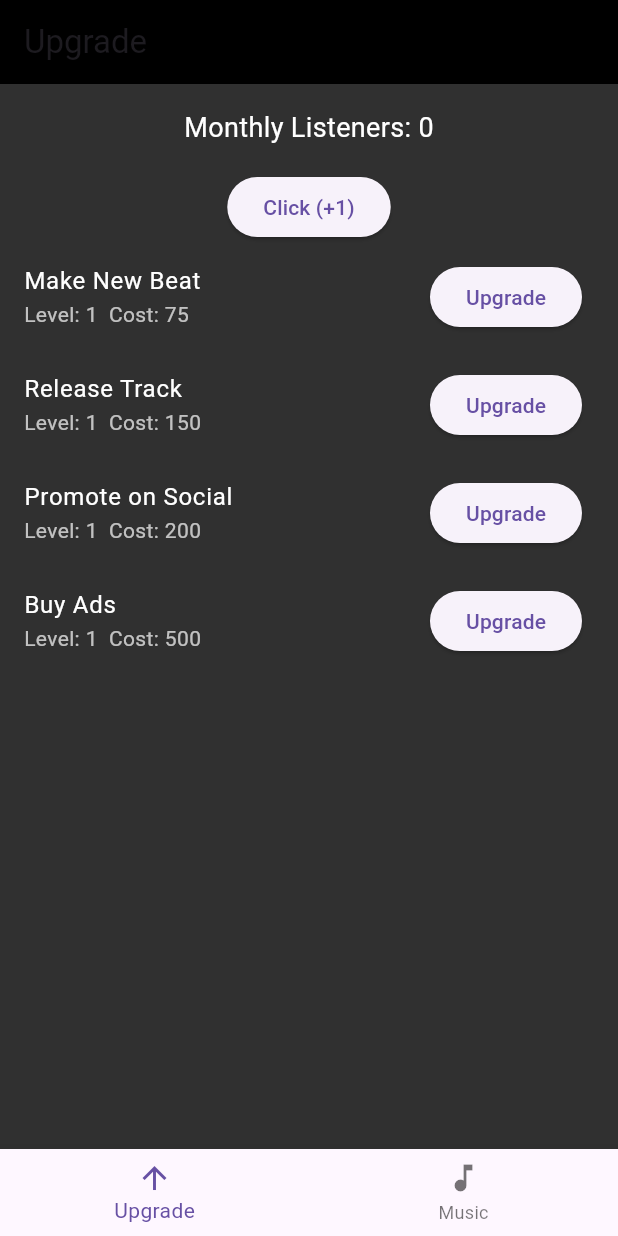
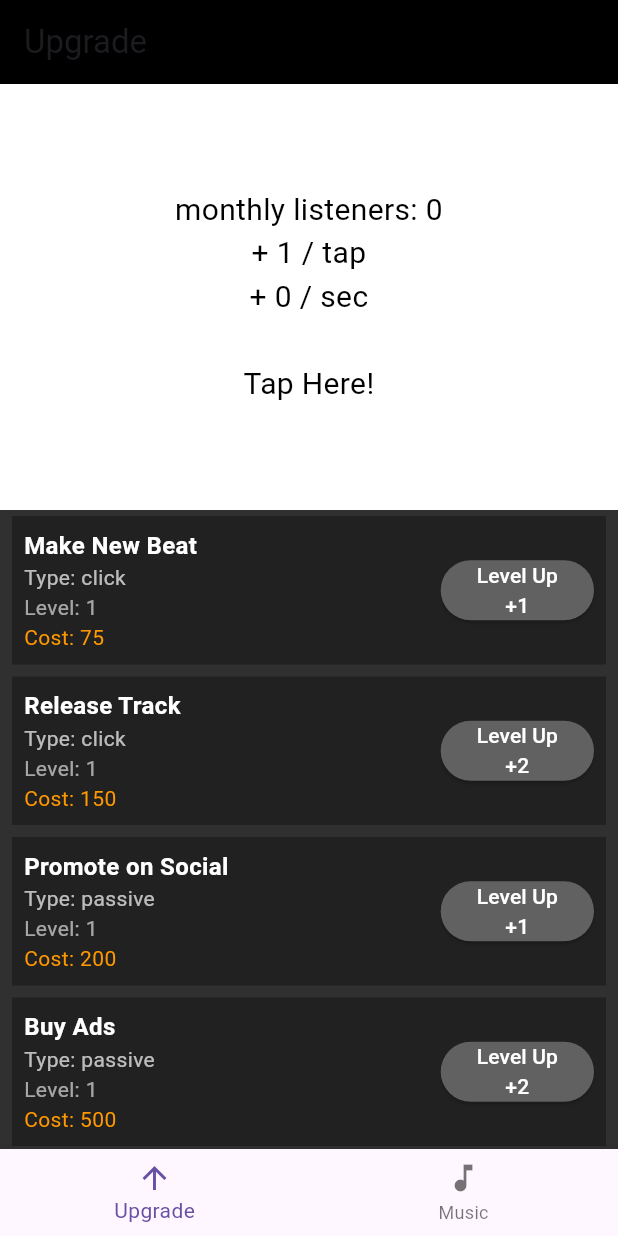
Before and after one commit to zfix1338/Underground-Rap-Clicker, a Flutter app: the screen it shows after launch, on a phone screen of 412 x 824 dp. Run offline on Flutter 3.47's test engine with Material 3 defaults, Android fonts, the phone set to English and light mode, and no system bars; our stand-ins replace audioplayers, shared_preferences.

Commit message:
try number 1230

```diff
--- a/underground_rap_clicker/lib/models.dart
+++ b/underground_rap_clicker/lib/models.dart
@@ -1,5 +1,4 @@
-// models.dart
-// Определение моделей данных
+// lib/models.dart
 
 class UpgradeItem {
   String title;
@@ -16,15 +15,18 @@ class UpgradeItem {
     required this.increment,
   });
 
-  factory UpgradeItem.fromMap(Map<String, dynamic> map) => UpgradeItem(
+  factory UpgradeItem.fromMap(Map<String, dynamic> map) {
+    return UpgradeItem(
       title: map['title'],
       type: map['type'],
       level: map['level'],
       cost: map['cost'],
       increment: map['increment'],
     );
+  }
 
-  Map<String, dynamic> toMap() => {
+  Map<String, dynamic> toMap() {
+    return {
       'title': title,
       'type': type,
       'level': level,
@@ -32,14 +34,15 @@ class UpgradeItem {
       'increment': increment,
     };
   }
+}
 
 class Track {
   String title;
   String artist;
   String duration;
   int cost;
-  String audioFile; // Путь, например "assets/audio/blonde.mp3"
-  String coverAsset;
+  String audioFile;  // Важно: 'assets/audio/blonde.mp3'
+  String coverAsset; // Важно: 'assets/images/blonde_cover.png'
   bool isUploaded;
   bool isPlaying;
 
@@ -54,7 +57,8 @@ class Track {
     this.isPlaying = false,
   });
 
-  factory Track.fromMap(Map<String, dynamic> map) => Track(
+  factory Track.fromMap(Map<String, dynamic> map) {
+    return Track(
       title: map['title'],
       artist: map['artist'],
       duration: map['duration'],
@@ -64,8 +68,10 @@ class Track {
       isUploaded: map['isUploaded'] ?? false,
       isPlaying: map['isPlaying'] ?? false,
     );
+  }
 
-  Map<String, dynamic> toMap() => {
+  Map<String, dynamic> toMap() {
+    return {
       'title': title,
       'artist': artist,
       'duration': duration,
@@ -76,3 +82,4 @@ class Track {
       'isPlaying': isPlaying,
     };
   }
+}
--- a/underground_rap_clicker/lib/screens/upgrade_screen.dart
+++ b/underground_rap_clicker/lib/screens/upgrade_screen.dart
@@ -1,4 +1,5 @@
 // lib/screens/upgrade_screen.dart
+
 import 'package:flutter/material.dart';
 import '../models.dart';
 
@@ -8,60 +9,130 @@ class UpgradeScreen extends StatelessWidget {
   final int passiveListenersPerSecond;
   final List<UpgradeItem> upgrades;
   final VoidCallback onClick;
-  final Function(int index) onLevelUp;
+  final Function(int) onLevelUp;
 
   const UpgradeScreen({
-    super.key,
+    Key? key,
     required this.monthlyListeners,
     required this.baseListenersPerClick,
     required this.passiveListenersPerSecond,
     required this.upgrades,
     required this.onClick,
     required this.onLevelUp,
-  });
+  }) : super(key: key);
 
   @override
   Widget build(BuildContext context) {
     return Scaffold(
       backgroundColor: Colors.grey[850],
       appBar: AppBar(
-        title: const Text("Upgrade"),
         backgroundColor: Colors.black,
+        title: const Text('Upgrade'),
       ),
       body: Column(
         children: [
-          const SizedBox(height: 16),
-          Text(
-            "Monthly Listeners: $monthlyListeners",
-            style: const TextStyle(color: Colors.white, fontSize: 18),
+          // Белая зона сверху (тапаем, чтобы добавить слушателей)
+          Expanded(
+            flex: 2,
+            child: GestureDetector(
+              onTap: onClick,
+              child: Container(
+                color: Colors.white,
+                child: Center(
+                  child: Text(
+                    'monthly listeners: $monthlyListeners\n'
+                    '+ $baseListenersPerClick / tap\n'
+                    '+ $passiveListenersPerSecond / sec\n\n'
+                    'Tap Here!',
+                    textAlign: TextAlign.center,
+                    style: const TextStyle(
+                      color: Colors.black,
+                      fontSize: 20,
                     ),
-          const SizedBox(height: 16),
-          ElevatedButton(
-            onPressed: onClick,
-            child: Text("Click (+$baseListenersPerClick)"),
                   ),
+                ),
+              ),
+            ),
+          ),
+
+          // Список апгрейдов
           Expanded(
+            flex: 3,
+            child: Container(
+              color: Colors.grey[850],
               child: ListView.builder(
                 itemCount: upgrades.length,
                 itemBuilder: (context, index) {
                   final upgrade = upgrades[index];
-                return ListTile(
-                  title: Text(
+                  return Container(
+                    margin: const EdgeInsets.symmetric(
+                      horizontal: 8,
+                      vertical: 4,
+                    ),
+                    padding: const EdgeInsets.all(8),
+                    color: Colors.grey[900],
+                    child: Row(
+                      mainAxisAlignment: MainAxisAlignment.spaceBetween,
+                      children: [
+                        // Описание апгрейда
+                        Expanded(
+                          child: Column(
+                            crossAxisAlignment: CrossAxisAlignment.start,
+                            children: [
+                              Text(
                                 upgrade.title,
-                    style: const TextStyle(color: Colors.white),
+                                style: const TextStyle(
+                                  color: Colors.white,
+                                  fontSize: 16,
+                                  fontWeight: FontWeight.bold,
                                 ),
-                  subtitle: Text(
-                    "Level: ${upgrade.level}  Cost: ${upgrade.cost}",
-                    style: const TextStyle(color: Colors.white70),
                               ),
-                  trailing: ElevatedButton(
+                              Text(
+                                "Type: ${upgrade.type}",
+                                style: const TextStyle(
+                                  color: Colors.white70,
+                                  fontSize: 14,
+                                ),
+                              ),
+                              Text(
+                                "Level: ${upgrade.level}",
+                                style: const TextStyle(
+                                  color: Colors.white60,
+                                  fontSize: 14,
+                                ),
+                              ),
+                              Text(
+                                "Cost: ${upgrade.cost}",
+                                style: const TextStyle(
+                                  color: Colors.orange,
+                                  fontSize: 14,
+                                ),
+                              ),
+                            ],
+                          ),
+                        ),
+                        // Кнопка Level Up
+                        ElevatedButton(
                           onPressed: () => onLevelUp(index),
-                    child: const Text("Upgrade"),
+                          style: ElevatedButton.styleFrom(
+                            backgroundColor: Colors.grey[700],
+                          ),
+                          child: Text(
+                            "Level Up\n+${upgrade.increment}",
+                            textAlign: TextAlign.center,
+                            style: const TextStyle(
+                              color: Colors.white,
+                              fontSize: 14,
+                            ),
+                          ),
+                        ),
+                      ],
                     ),
                   );
                 },
               ),
-          )
+            ),
+          ),
         ],
       ),
     );
--- a/underground_rap_clicker/pubspec.yaml
+++ b/underground_rap_clicker/pubspec.yaml
@@ -22,5 +22,5 @@ flutter:
   uses-material-design: true
 
   assets:
+    - assets/audio/blonde.mp3
     - assets/images/blonde_cover.png
-    - assets/audio/blonde.mp3
```
Also changed, not shown: underground_rap_clicker/lib/main.dart (+24 -15 lines), underground_rap_clicker/lib/screens/music_screen.dart (+32 -21 lines). Lines whose indentation alone changed are shown as unchanged.
